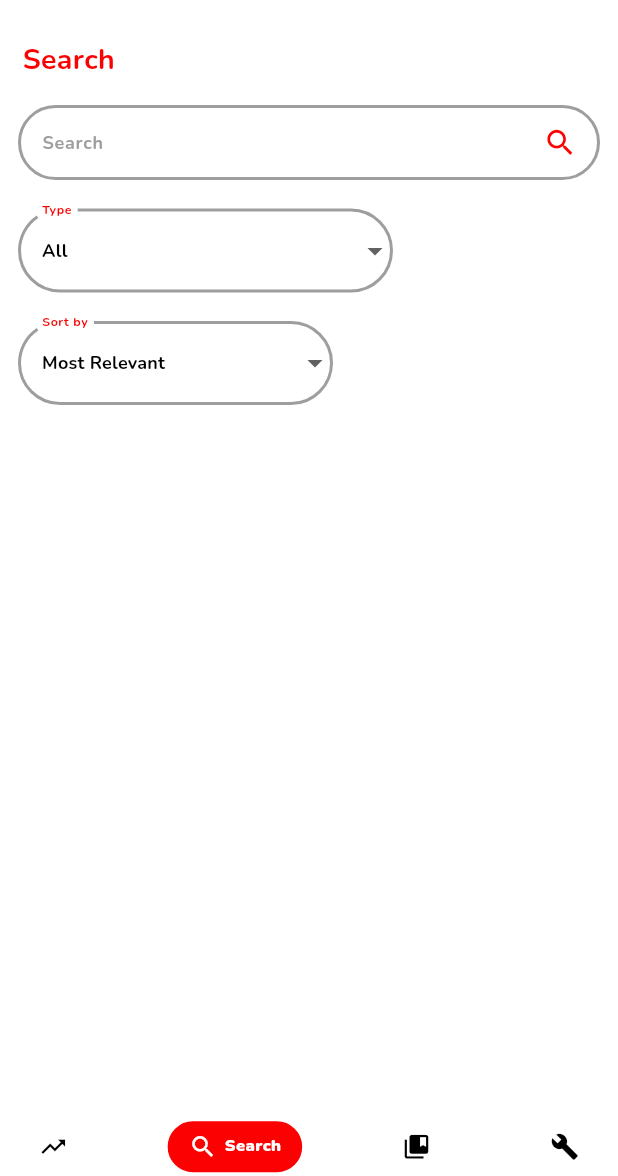
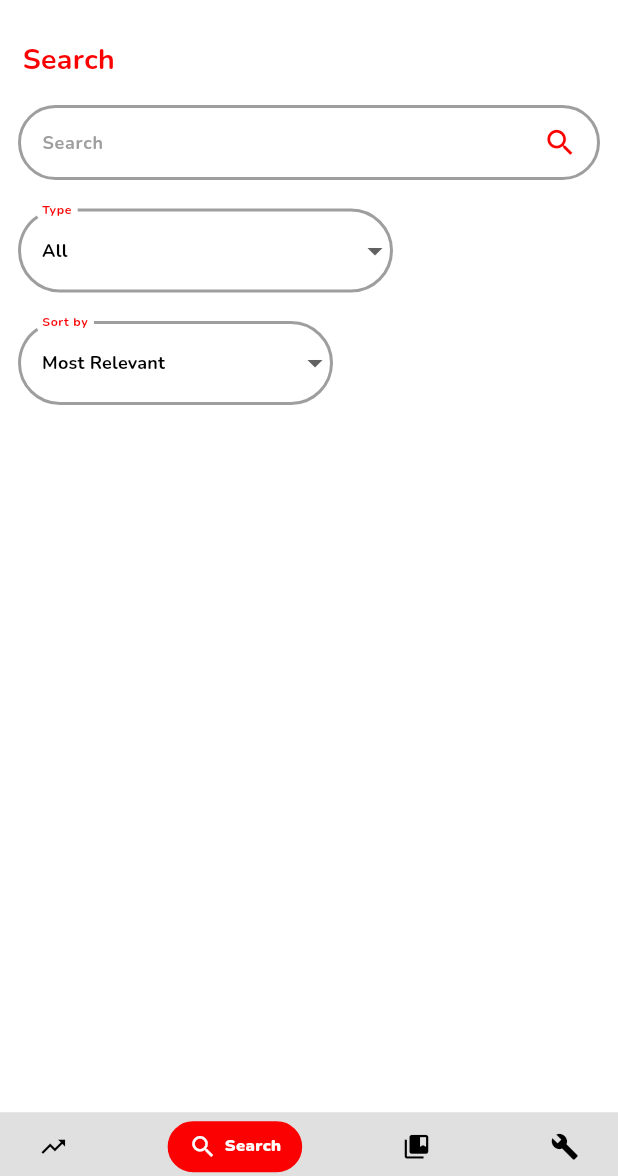
Before and after one commit to dstark5/Openlib, a Flutter app: the screen it shows after launch, item 2 of the bottom bar chosen, on a phone screen of 412 x 824 dp, the part 60-1236 px from its top. Run offline on Flutter 3.47's test engine with Material 2 defaults, Android fonts, the phone set to English and light mode, and no system bars; drawn by our look-alikes of google_nav_bar; our stand-ins replace cached_network_image, dio, flutter_riverpod, flutter_svg, google_fonts, open_file and 2 more; missing offline and left inert: epub_view, flutter_pdfview, vocsy_epub_viewer; accounts and stored records are empty; network calls fail.

Commit message:
bottom navbar background color update

```diff
--- a/lib/main.dart
+++ b/lib/main.dart
@@ -110,7 +110,7 @@ class _HomePageState extends ConsumerState<HomePage> {
       bottomNavigationBar: SafeArea(
         child: GNav(
           rippleColor: Colors.redAccent,
-          backgroundColor: isDarkMode ? Colors.black : Colors.white70,
+          backgroundColor: isDarkMode ? Colors.black : Colors.grey.shade300,
           haptic: true,
           tabBorderRadius: 50,
           tabActiveBorder: Border.all(
```
